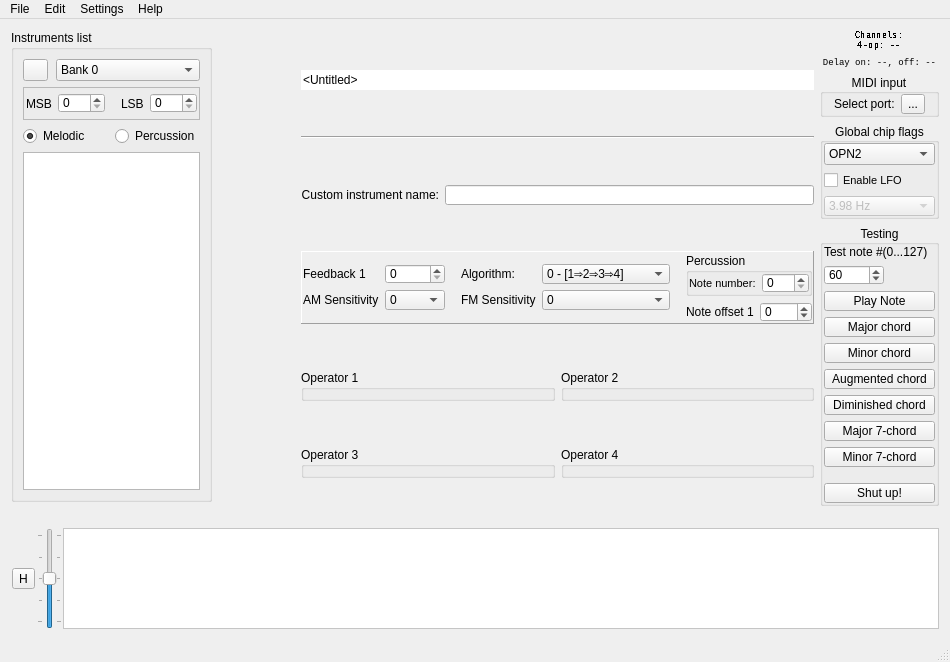
Qt form src/bank_editor.ui (Wohlstand/OPN2BankEditor) before a commit.
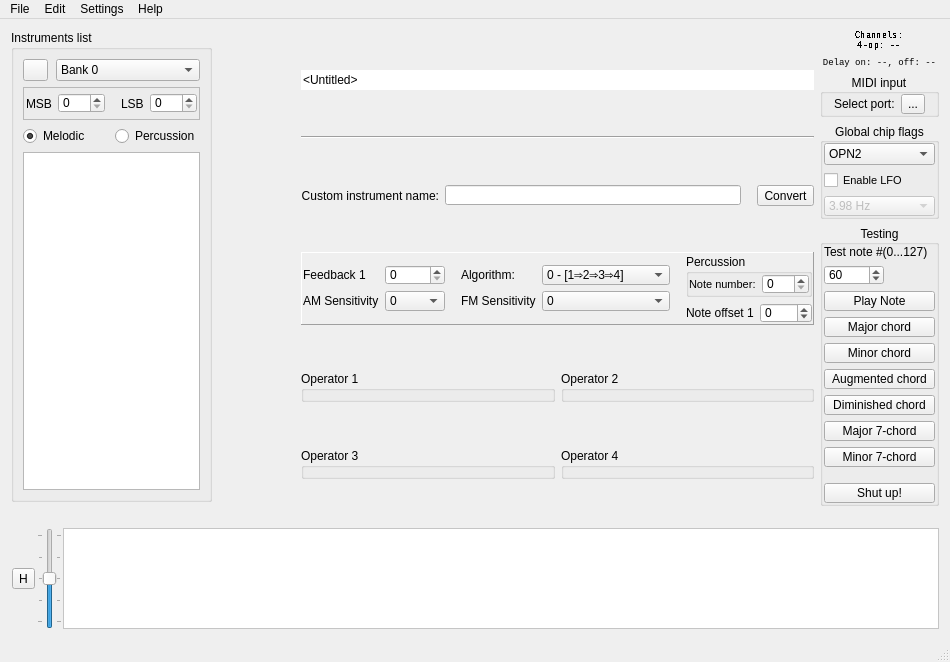
The same form after that commit. Icons and pictures are not drawn. Custom widgets are drawn as their Qt base class.

Commit message: Add text formatting user interface

The edit to the form file:
```diff
--- a/src/bank_editor.ui
+++ b/src/bank_editor.ui
@@ -601,6 +601,9 @@
                   <property name="orientation">
                    <enum>Qt::Horizontal</enum>
                   </property>
+                  <property name="sizeType">
+                   <enum>QSizePolicy::Maximum</enum>
+                  </property>
                   <property name="sizeHint" stdset="0">
                    <size>
                     <width>10</width>
@@ -830,6 +833,29 @@
                   </property>
                  </widget>
                 </item>
+                <item>
+                 <spacer name="horizontalSpacer_4">
+                  <property name="orientation">
+                   <enum>Qt::Horizontal</enum>
+                  </property>
+                  <property name="sizeType">
+                   <enum>QSizePolicy::Maximum</enum>
+                  </property>
+                  <property name="sizeHint" stdset="0">
+                   <size>
+                    <width>10</width>
+                    <height>20</height>
+                   </size>
+                  </property>
+                 </spacer>
+                </item>
+                <item>
+                 <widget class="QToolButton" name="textconvButton">
+                  <property name="text">
+                   <string>Convert</string>
+                  </property>
+                 </widget>
+                </item>
                </layout>
               </widget>
              </item>
```
Left out of the diff: 2 changed lines with no effect on the pictures. The commit also changes 4 other files.
